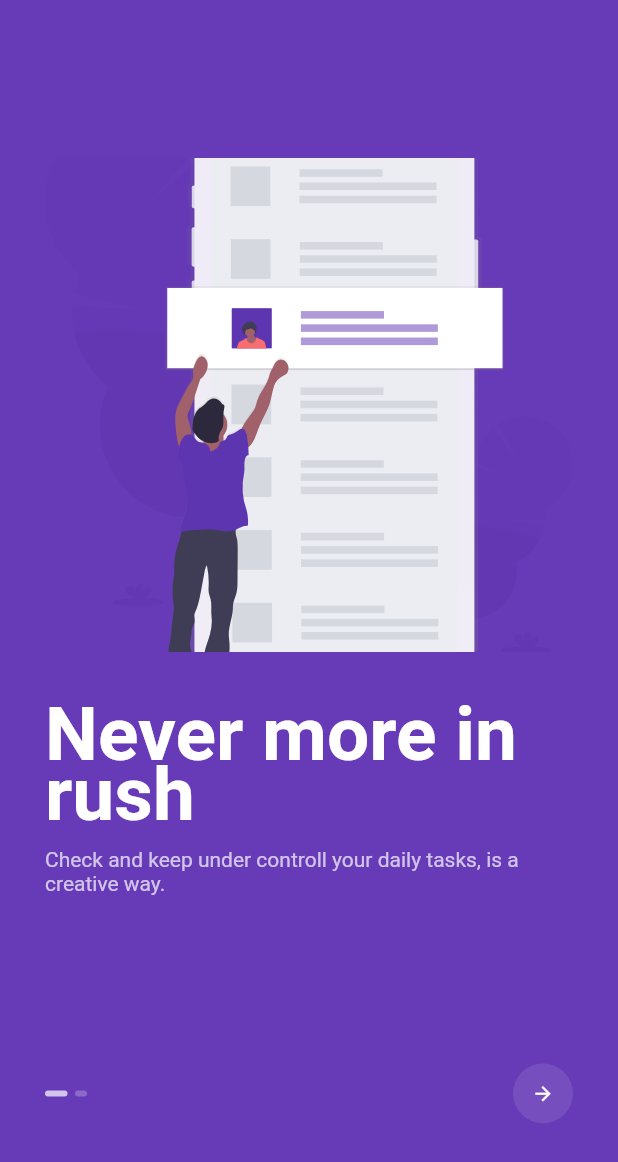
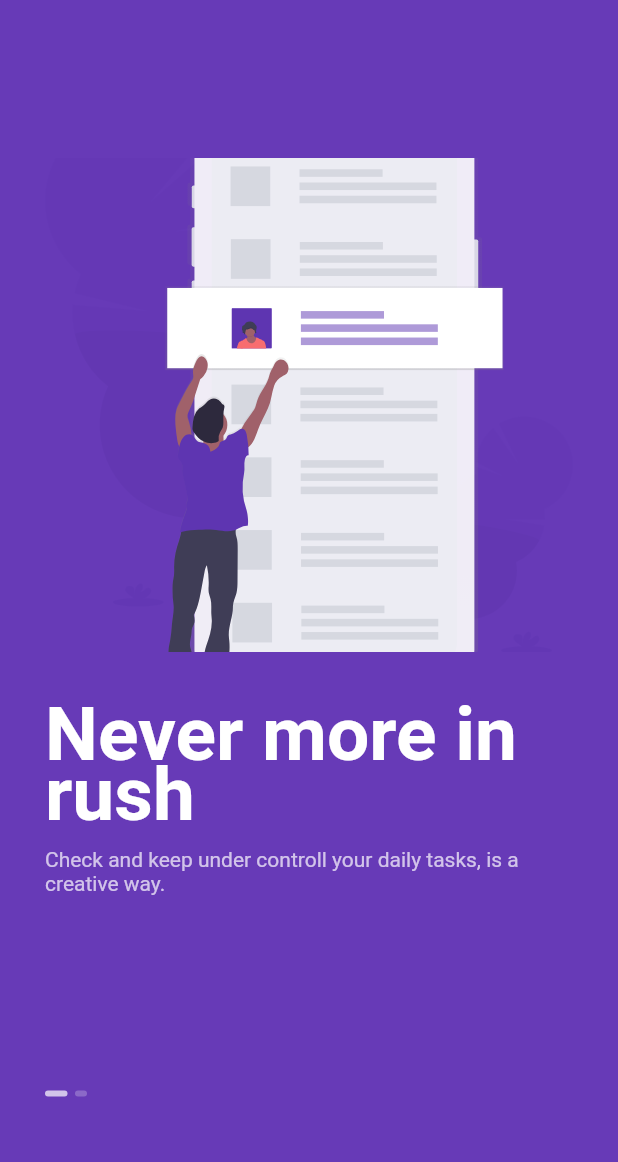
Before and after one commit to ctrleffive/tasks, a Flutter app: the screen it shows after launch, on a phone screen of 412 x 824 dp. Shown: the top 1162 px of the screen. Run offline on Flutter 3.47's test engine with Material 2 defaults, Android fonts, the phone set to English and light mode, and no system bars; our stand-ins replace flutter_svg.

Commit message:
minor trasitions

```diff
--- a/lib/ui/Intro.dart
+++ b/lib/ui/Intro.dart
@@ -4,6 +4,7 @@ import 'package:flutter/material.dart';
 
 import 'package:flutter_svg/flutter_svg.dart';
 import 'package:tasks/models/page.dart';
+import 'package:tasks/ui/home.dart';
 
 class Intro extends StatefulWidget {
   @override
@@ -49,22 +50,30 @@ class _IntroState extends State<Intro> {
           ),
           Padding(
             padding: EdgeInsets.fromLTRB(30, 0, 30, 0),
-            child: Row(
+            child: StreamBuilder<int>(
+              initialData: 0,
+              stream: this._paginationStream.stream,
+              builder: (_, AsyncSnapshot<int> pageSnap) {
+                return Row(
                   mainAxisAlignment: MainAxisAlignment.spaceBetween,
                   crossAxisAlignment: CrossAxisAlignment.center,
                   children: <Widget>[
-                StreamBuilder<int>(
-                  initialData: 0,
-                  stream: this._paginationStream.stream,
-                  builder: (_, AsyncSnapshot<int> pageSnap) {
-                    return _Paginator(
+                    _Paginator(
                       totalPages: this._pages.length,
                       activePage: pageSnap.data,
+                    ),
+                    AnimatedOpacity(
+                      opacity: this._pages.length == pageSnap.data + 1 ? 1 : 0,
+                      duration: Duration(milliseconds: 200),
+                      child: GestureDetector(
+                        onTap: () {
+                          Navigator.pushReplacement(
+                            context,
+                            MaterialPageRoute(
+                              builder: (_) => Home(),
+                            ),
                           );
                         },
-                ),
-                GestureDetector(
-                  onTap: () {},
                         child: CircleAvatar(
                           child: Icon(
                             Icons.arrow_forward,
@@ -74,7 +83,10 @@ class _IntroState extends State<Intro> {
                           backgroundColor: Colors.white10,
                         ),
                       ),
+                    ),
                   ],
+                );
+              },
             ),
           ),
         ],
```
Also changed, not shown: lib/ui/home.dart (added, +8 -0 lines). Lines whose indentation alone changed are shown as unchanged.
